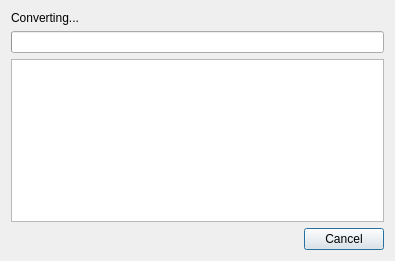
Qt form audiverisProgress.ui (lasconic/Audiveris) before a commit.
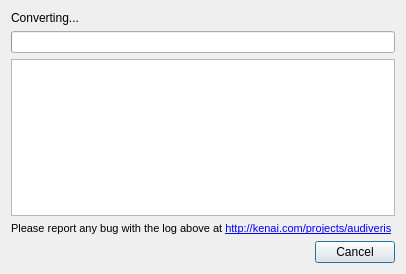
The same form after that commit.

Commit message: add link to audiveris website

Patch:
```diff
--- a/audiverisProgress.ui
+++ b/audiverisProgress.ui
@@ -6,8 +6,8 @@
    <rect>
     <x>0</x>
     <y>0</y>
-    <width>395</width>
-    <height>261</height>
+    <width>406</width>
+    <height>274</height>
    </rect>
   </property>
   <property name="windowTitle">
@@ -37,6 +37,23 @@
    <item>
     <widget class="QPlainTextEdit" name="logTextEdit"/>
    </item>
+   <item>
+    <widget class="QLabel" name="label_2">
+     <property name="text">
+      <string>&lt;!DOCTYPE HTML PUBLIC &quot;-//W3C//DTD HTML 4.0//EN&quot; &quot;http://www.w3.org/TR/REC-html40/strict.dtd&quot;&gt;
+&lt;html&gt;&lt;head&gt;&lt;meta name=&quot;qrichtext&quot; content=&quot;1&quot; /&gt;&lt;style type=&quot;text/css&quot;&gt;
+p, li { white-space: pre-wrap; }
+&lt;/style&gt;&lt;/head&gt;&lt;body style=&quot; font-family:'MS Shell Dlg 2'; font-size:8.25pt; font-weight:400; font-style:normal;&quot;&gt;
+&lt;p style=&quot; margin-top:0px; margin-bottom:0px; margin-left:0px; margin-right:0px; -qt-block-indent:0; text-indent:0px;&quot;&gt;&lt;span style=&quot; font-size:8pt;&quot;&gt;Please report any bug with the log above at &lt;/span&gt;&lt;a href=&quot;http://kenai.com/projects/audiveris&quot;&gt;&lt;span style=&quot; text-decoration: underline; color:#0000ff;&quot;&gt;http://kenai.com/projects/audiveris&lt;/span&gt;&lt;/a&gt;&lt;/p&gt;&lt;/body&gt;&lt;/html&gt;</string>
+     </property>
+     <property name="textFormat">
+      <enum>Qt::RichText</enum>
+     </property>
+     <property name="openExternalLinks">
+      <bool>true</bool>
+     </property>
+    </widget>
+   </item>
    <item>
     <layout class="QHBoxLayout" name="horizontalLayout">
      <item>
```
